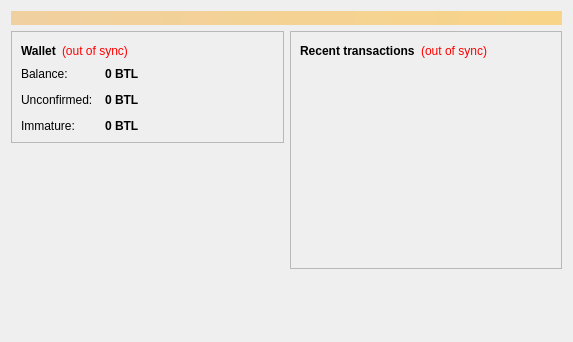
This is src/qt/forms/overviewpage.ui in n00bmaster/darkcoin as Qt 5 draws it before an edit. The edited form follows.
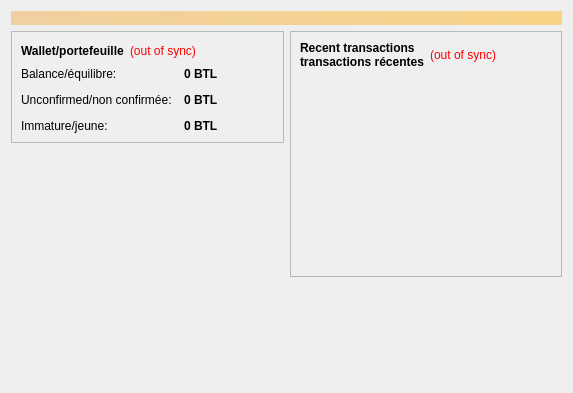
This is the edited form. Icons and pictures are not drawn.

The edit to the form file:
```diff
--- a/src/qt/forms/overviewpage.ui
+++ b/src/qt/forms/overviewpage.ui
@@ -7,12 +7,18 @@
     <x>0</x>
     <y>0</y>
     <width>573</width>
-    <height>342</height>
+    <height>393</height>
    </rect>
   </property>
   <property name="windowTitle">
    <string>Form</string>
   </property>
+  <property name="autoFillBackground">
+   <bool>false</bool>
+  </property>
+  <property name="styleSheet">
+   <string notr="true"/>
+  </property>
   <layout class="QVBoxLayout" name="topLayout">
    <item>
     <widget class="QLabel" name="labelAlerts">
@@ -54,7 +60,7 @@
                </font>
               </property>
               <property name="text">
-               <string>Wallet</string>
+               <string>Wallet/portefeuille</string>
               </property>
              </widget>
             </item>
@@ -103,7 +109,7 @@
             <item row="0" column="0">
              <widget class="QLabel" name="label">
               <property name="text">
-               <string>Balance:</string>
+               <string>Balance/équilibre:</string>
               </property>
              </widget>
             </item>
@@ -132,7 +138,7 @@
             <item row="1" column="0">
              <widget class="QLabel" name="label_3">
               <property name="text">
-               <string>Unconfirmed:</string>
+               <string>Unconfirmed/non confirmée:</string>
               </property>
              </widget>
             </item>
@@ -161,7 +167,7 @@
             <item row="2" column="0">
              <widget class="QLabel" name="labelImmatureText">
               <property name="text">
-               <string>Immature:</string>
+               <string>Immature/jeune:</string>
               </property>
              </widget>
             </item>
@@ -220,7 +226,7 @@
             <item>
              <widget class="QLabel" name="label_4">
               <property name="text">
-               <string>&lt;b&gt;Recent transactions&lt;/b&gt;</string>
+               <string>&lt;html&gt;&lt;head/&gt;&lt;body&gt;&lt;p&gt;&lt;span style=&quot; font-weight:600;&quot;&gt;Recent transactions&lt;br/&gt;transactions récentes&lt;/span&gt;&lt;/p&gt;&lt;/body&gt;&lt;/html&gt;</string>
               </property>
              </widget>
             </item>
```
Left out of the diff: 27 changed lines with no effect on the pictures.
